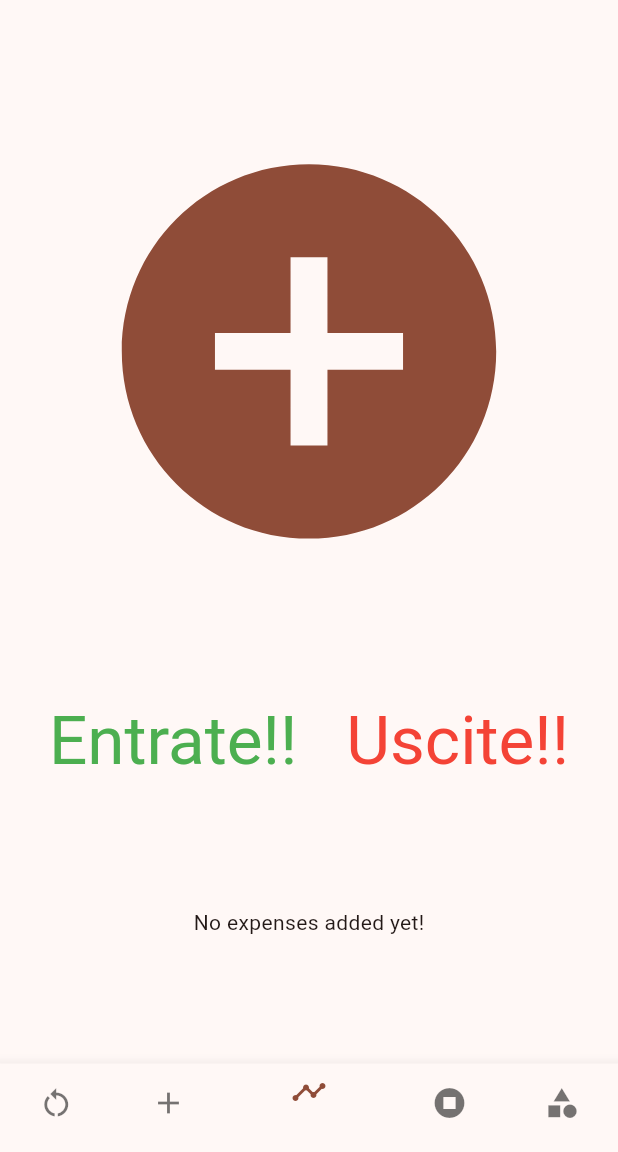
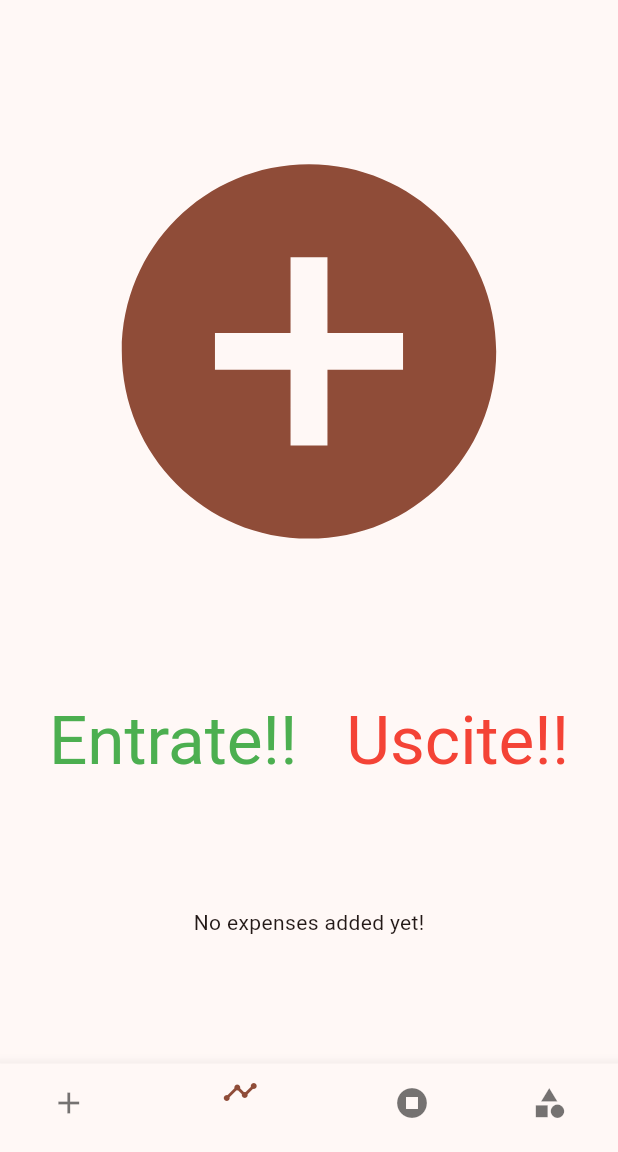
Before and after one commit to rave98/allassabudget, a Flutter app: the screen it shows after launch, on a phone screen of 412 x 824 dp, the part 84-1236 px from its top. Run offline on Flutter 3.47's test engine with Material 3 defaults, Android fonts, the phone set to English and light mode, and no system bars; our stand-ins replace image_picker, isar, pie_chart; accounts and stored records are empty; generated files the repository leaves out were written again.

Commit message:
fix: homepage is now default page opened

```diff
--- a/lib/main.dart
+++ b/lib/main.dart
@@ -5,7 +5,6 @@ import 'package:allassabudget/Storage/storage.dart';
 import 'package:allassabudget/Pages/AddExpenseManually/add_expense_manually.dart';
 import 'package:allassabudget/Pages/BudgetCap/budget_cap.dart';
 import 'package:allassabudget/Pages/Categories/categories.dart';
-import 'package:allassabudget/Pages/RecurringExpenses/recurring_expenses.dart';
 import 'package:allassabudget/Pages/Homepage/homepage.dart';
 import 'package:allassabudget/app_theme.dart';
 import 'package:allassabudget/logger.dart';
@@ -43,10 +42,9 @@ class MyHomePage extends StatefulWidget {
 }
 
 class _MyHomePageState extends State<MyHomePage> {
-  int _currentIndex = 2;
+  int _currentIndex = 1;
 
   final List<Widget> _pages = [
-    RecurringExpenses(),
     AddExpenseManually(),
     HomePage(),
     BudgetCap(),
@@ -68,7 +66,6 @@ class _MyHomePageState extends State<MyHomePage> {
         selectedItemColor: Theme.of(context).primaryColor,
         unselectedItemColor: Theme.of(context).unselectedWidgetColor,
         items: const <BottomNavigationBarItem>[
-          BottomNavigationBarItem(icon: Icon(Icons.restart_alt), label: 'Recurring expenses'),
           BottomNavigationBarItem(icon: Icon(Icons.add), label: 'Add expense'),
           BottomNavigationBarItem(icon: Icon(Icons.timeline), label: ''),
           BottomNavigationBarItem(icon: Icon(Icons.stop_circle), label: 'Budget cap'),
```
